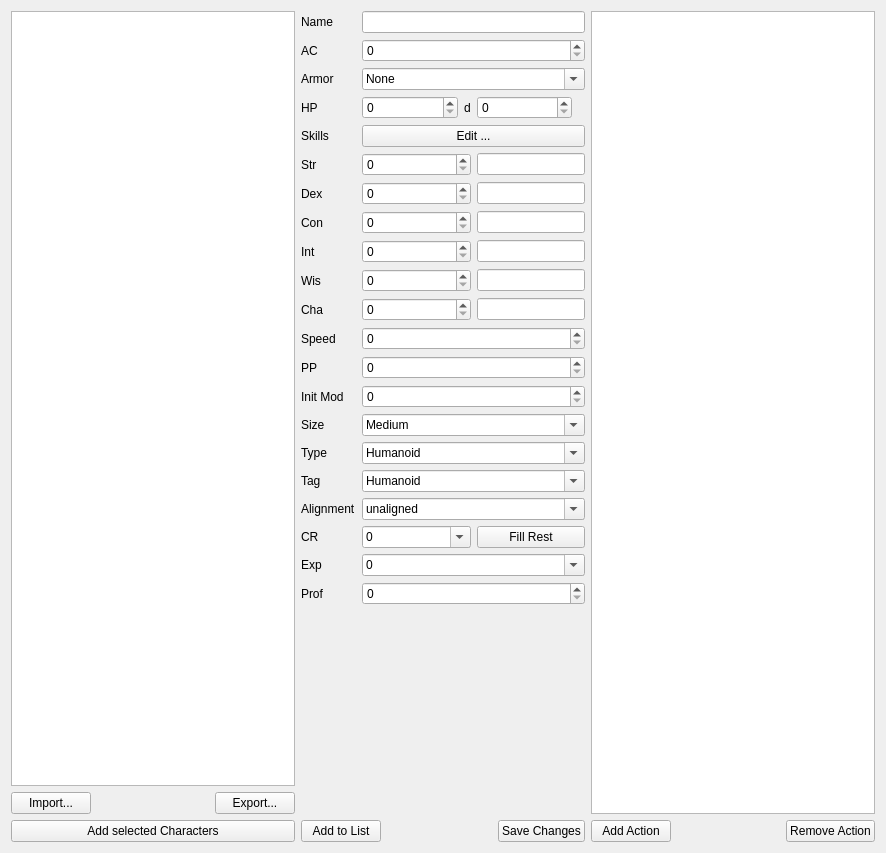
This is UI/character_selector.ui in Toeger/DnDtracker as Qt 5 draws it before an edit. The edited form follows.
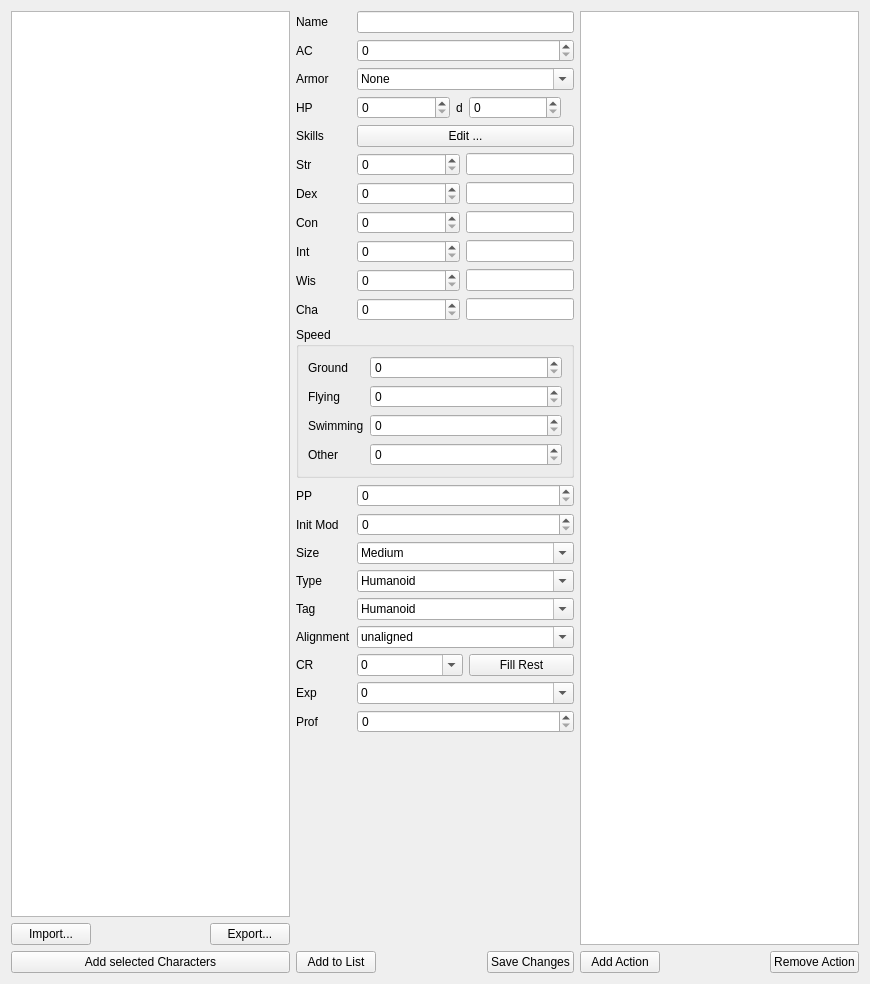
This is the edited form.

Commit message: Split speed up into Ground/Swim/Fly/Other.

```diff
--- a/UI/character_selector.ui
+++ b/UI/character_selector.ui
@@ -6,8 +6,8 @@
    <rect>
     <x>0</x>
     <y>0</y>
-    <width>886</width>
-    <height>853</height>
+    <width>870</width>
+    <height>984</height>
    </rect>
   </property>
   <property name="windowTitle">
@@ -392,34 +392,34 @@
          </item>
         </layout>
        </item>
-       <item row="12" column="0">
+       <item row="13" column="0">
         <widget class="QLabel" name="label_12">
          <property name="text">
           <string>PP</string>
          </property>
         </widget>
        </item>
-       <item row="12" column="1">
+       <item row="13" column="1">
         <widget class="QSpinBox" name="pp_spinbox"/>
        </item>
-       <item row="13" column="0">
+       <item row="14" column="0">
         <widget class="QLabel" name="label_14">
          <property name="text">
           <string>Init Mod</string>
          </property>
         </widget>
        </item>
-       <item row="13" column="1">
+       <item row="14" column="1">
         <widget class="QSpinBox" name="initmod_spinbox"/>
        </item>
-       <item row="14" column="0">
+       <item row="15" column="0">
         <widget class="QLabel" name="label_16">
          <property name="text">
           <string>Size</string>
          </property>
         </widget>
        </item>
-       <item row="14" column="1">
+       <item row="15" column="1">
         <widget class="QComboBox" name="size_selector">
          <property name="editable">
           <bool>true</bool>
@@ -459,14 +459,14 @@
          </item>
         </widget>
        </item>
-       <item row="15" column="0">
+       <item row="16" column="0">
         <widget class="QLabel" name="label_17">
          <property name="text">
           <string>Type</string>
          </property>
         </widget>
        </item>
-       <item row="15" column="1">
+       <item row="16" column="1">
         <widget class="QComboBox" name="type_selector">
          <property name="editable">
           <bool>true</bool>
@@ -546,14 +546,14 @@
          </item>
         </widget>
        </item>
-       <item row="16" column="0">
+       <item row="17" column="0">
         <widget class="QLabel" name="label_18">
          <property name="text">
           <string>Tag</string>
          </property>
         </widget>
        </item>
-       <item row="16" column="1">
+       <item row="17" column="1">
         <widget class="QComboBox" name="tag_selector">
          <property name="editable">
           <bool>true</bool>
@@ -621,14 +621,14 @@
          </item>
         </widget>
        </item>
-       <item row="17" column="0">
+       <item row="18" column="0">
         <widget class="QLabel" name="label_19">
          <property name="text">
           <string>Alignment</string>
          </property>
         </widget>
        </item>
-       <item row="17" column="1">
+       <item row="18" column="1">
         <widget class="QComboBox" name="alignment_selector">
          <property name="editable">
           <bool>true</bool>
@@ -688,14 +688,14 @@
          </item>
         </widget>
        </item>
-       <item row="18" column="0">
+       <item row="19" column="0">
         <widget class="QLabel" name="label_10">
          <property name="text">
           <string>CR</string>
          </property>
         </widget>
        </item>
-       <item row="18" column="1">
+       <item row="19" column="1">
         <layout class="QHBoxLayout" name="horizontalLayout_10">
          <item>
           <widget class="QComboBox" name="cr_selector">
@@ -898,14 +898,14 @@
          </item>
         </layout>
        </item>
-       <item row="19" column="0">
+       <item row="20" column="0">
         <widget class="QLabel" name="label_11">
          <property name="text">
           <string>Exp</string>
          </property>
         </widget>
        </item>
-       <item row="19" column="1">
+       <item row="20" column="1">
         <widget class="QComboBox" name="exp_selector">
          <property name="editable">
           <bool>true</bool>
@@ -1093,26 +1093,16 @@
          </item>
         </widget>
        </item>
-       <item row="20" column="0">
+       <item row="21" column="0">
         <widget class="QLabel" name="label_15">
          <property name="text">
           <string>Prof</string>
          </property>
         </widget>
        </item>
-       <item row="20" column="1">
+       <item row="21" column="1">
         <widget class="QSpinBox" name="proficiency_spinbox"/>
        </item>
-       <item row="11" column="0">
-        <widget class="QLabel" name="label_3">
-         <property name="text">
-          <string>Speed</string>
-         </property>
-        </widget>
-       </item>
-       <item row="11" column="1">
-        <widget class="QSpinBox" name="speed_spinbox"/>
-       </item>
        <item row="4" column="0">
         <widget class="QLabel" name="label_2">
          <property name="text">
@@ -1127,6 +1117,55 @@
          </property>
         </widget>
        </item>
+       <item row="11" column="0" colspan="2">
+        <widget class="QGroupBox" name="groupBox">
+         <property name="title">
+          <string>Speed</string>
+         </property>
+         <layout class="QFormLayout" name="formLayout_2">
+          <item row="1" column="0">
+           <widget class="QLabel" name="label_3">
+            <property name="text">
+             <string>Ground</string>
+            </property>
+           </widget>
+          </item>
+          <item row="1" column="1">
+           <widget class="QSpinBox" name="ground_speed_spinbox"/>
+          </item>
+          <item row="2" column="0">
+           <widget class="QLabel" name="label_23">
+            <property name="text">
+             <string>Flying</string>
+            </property>
+           </widget>
+          </item>
+          <item row="2" column="1">
+           <widget class="QSpinBox" name="swim_speed_spinbox"/>
+          </item>
+          <item row="3" column="0">
+           <widget class="QLabel" name="label_24">
+            <property name="text">
+             <string>Swimming</string>
+            </property>
+           </widget>
+          </item>
+          <item row="3" column="1">
+           <widget class="QSpinBox" name="fly_speed_spinbox"/>
+          </item>
+          <item row="4" column="0">
+           <widget class="QLabel" name="label_25">
+            <property name="text">
+             <string>Other</string>
+            </property>
+           </widget>
+          </item>
+          <item row="4" column="1">
+           <widget class="QSpinBox" name="other_speed_spinbox"/>
+          </item>
+         </layout>
+        </widget>
+       </item>
       </layout>
      </item>
      <item>
```
The commit also changes 4 other files.
